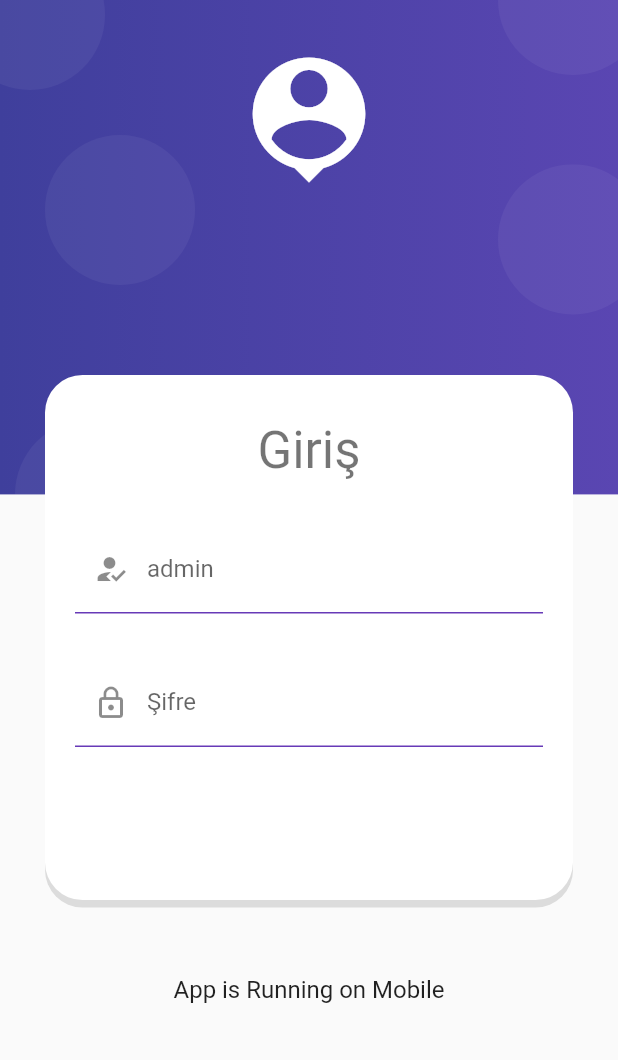
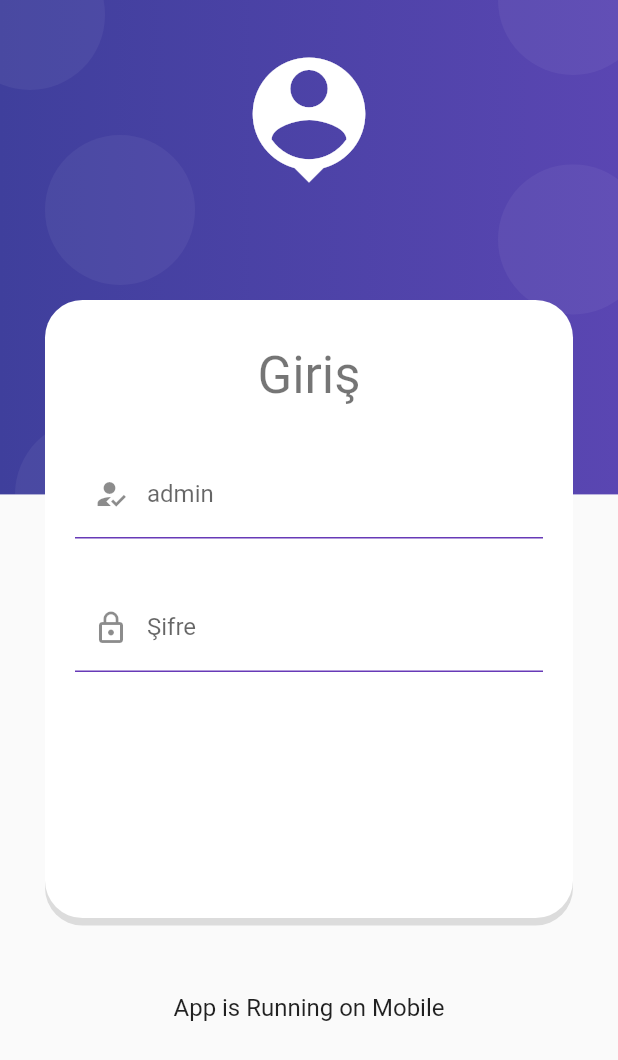
Before and after one commit to muratkcrm/fastmkcrm, a Flutter app: the screen it shows after launch, on a phone screen of 412 x 824 dp. Shown: the top 1060 px of the screen. Run offline on Flutter 3.47's test engine with Material 2 defaults, Android fonts, the phone set to English and light mode, and no system bars.

Commit message:
fastmkcrm6-1

```diff
--- a/lib/screens/login_screen.dart
+++ b/lib/screens/login_screen.dart
@@ -19,19 +19,18 @@ class LoginScreen extends StatelessWidget {
           ],
         ),
       ),
-
     );
   }
 
   Column loginform(BuildContext context) {
     return Column(
       children: [
-        const SizedBox(height: 250),
+        const SizedBox(height: 200),
         Container(
           padding: const EdgeInsets.all(20),
           margin: const EdgeInsets.symmetric(horizontal: 30),
           width: double.infinity,
-          height: 350,
+          height: (MediaQuery.of(context).size.height) * 0.5,
           decoration: BoxDecoration(
               color: Colors.white,
               borderRadius: BorderRadius.circular(25),
```
Also changed, not shown: 1 other file.
